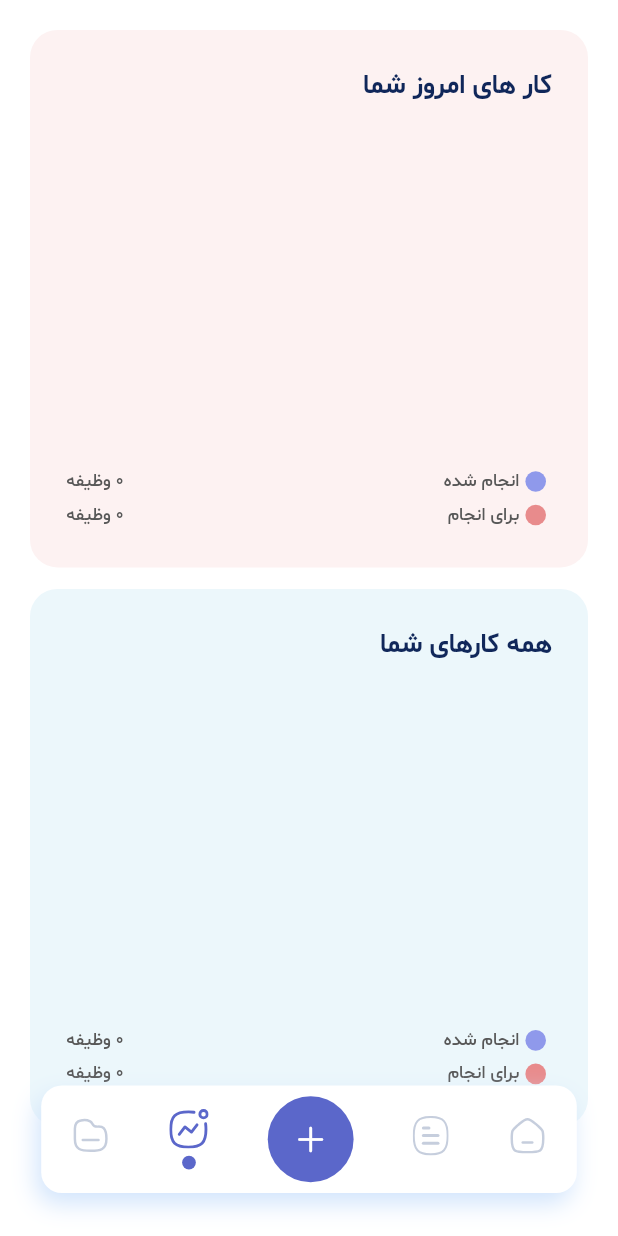
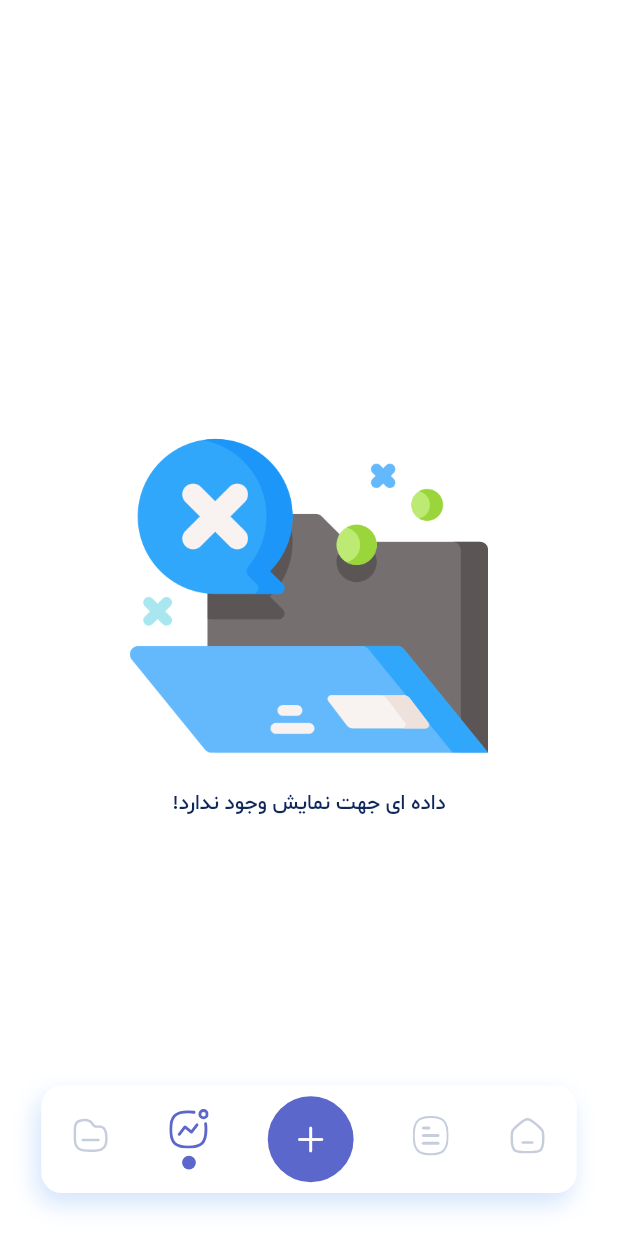
Before and after one commit to NovaTeamDevs/nova_task, a Flutter app: the screen it shows after launch, item 2 of the bottom bar chosen, on a phone screen of 412 x 824 dp. Run offline on Flutter 3.47's test engine with Material 3 defaults, Android fonts, the phone set to English and light mode, and no system bars; drawn by our look-alikes of fl_chart; our stand-ins replace dotted_border, flutter_colorpicker, flutter_screenutil, flutter_svg, get, hive and 3 more; missing offline and left inert: persian_datetime_picker; accounts and stored records are empty; statements that could not run were skipped.

Commit message:
impl EmptyCharts custom widget

```diff
--- a/lib/controllers/task_controller.dart
+++ b/lib/controllers/task_controller.dart
@@ -62,7 +62,7 @@ class TaskController extends GetxController {
           if(category == null) {
            showSnackBar(title: AppStrings.errorTitle,message: AppStrings.nullCategoryErrorMessage,status: SnackBarStatus.error);
           }else {
-            await _addNewTask();
+             _addNewTask();
             if(Get.isRegistered<MainController>()) {
               mainController.calculateAllTaskDone();
               mainController.calculateToDayTaskDone();
--- a/lib/core/resources/app_strings.dart
+++ b/lib/core/resources/app_strings.dart
@@ -8,6 +8,7 @@ class AppStrings {
   static const appVersion = "ورژن 1.0.0";
   static const emptyStateMessage = "هیچ وظیفه ای برای نمایش دادن وجود ندارد!";
   static const categoryNameLabel = "عنوان دسته بندی";
+  static const emptyChartsTask = "داده ای جهت نمایش وجود ندارد!";
   static const createNewCategory = "ایجاد دسته بندی جدید";
   static const welcomeGustUser = "سلام دوست من  خوش اومدی.";
   static const homeMessage = "امیدواریم امروز تمام اهدافت رو با موفقیت تیک بزنی!";
--- a/lib/core/widgets/charts_task_widget.dart
+++ b/lib/core/widgets/charts_task_widget.dart
@@ -14,7 +14,8 @@ class ChartsTaskWidget extends StatelessWidget {
 
   @override
   Widget build(BuildContext context) {
-    final MainController controller = Get.find<MainController>();
+    return GetBuilder<MainController>(
+      builder: (controller) {
         return Column(
           children: [
             // today task chart
@@ -58,4 +59,6 @@ class ChartsTaskWidget extends StatelessWidget {
           ],
         );
       }
+    );
   }
+}
--- /dev/null
+++ b/lib/core/widgets/empty_charts_widget.dart
@@ -0,0 +1,22 @@
+import 'package:flutter/material.dart';
+import 'package:flutter_screenutil/flutter_screenutil.dart';
+import 'package:nova_task/core/resources/app_strings.dart';
+import 'package:nova_task/core/resources/dimens.dart';
+import 'package:nova_task/gen/assets.gen.dart';
+
+class EmptyCharts extends StatelessWidget {
+  const EmptyCharts({super.key});
+
+  @override
+  Widget build(BuildContext context) {
+    return Column(
+      crossAxisAlignment: CrossAxisAlignment.center,
+      mainAxisAlignment: MainAxisAlignment.center,
+      children: [
+        Image.asset(Assets.png.emptytask.path,height: 200.h),
+        SizedBox(height: Dimens.small.h),
+        const Text(AppStrings.emptyChartsTask)
+      ],
+    );
+  }
+}
--- a/lib/gen/assets.gen.dart
+++ b/lib/gen/assets.gen.dart
@@ -16,8 +16,12 @@ class $AssetsPngGen {
   AssetGenImage get emptyState =>
       const AssetGenImage('assets/png/empty_state.png');
 
+  /// File path: assets/png/emptytask.png
+  AssetGenImage get emptytask =>
+      const AssetGenImage('assets/png/emptytask.png');
+
   /// List of all assets
-  List<AssetGenImage> get values => [emptyState];
+  List<AssetGenImage> get values => [emptyState, emptytask];
 }
 
 class $AssetsSvgsGen {
--- a/lib/views/todo_chart_screen.dart
+++ b/lib/views/todo_chart_screen.dart
@@ -3,6 +3,7 @@ import 'package:get/get.dart';
 import 'package:nova_task/controllers/main_controller.dart';
 import 'package:nova_task/core/resources/dimens.dart';
 import 'package:nova_task/core/widgets/charts_task_widget.dart';
+import 'package:nova_task/core/widgets/empty_charts_widget.dart';
 
 class TodoChartScreen extends StatelessWidget {
   const TodoChartScreen({super.key});
@@ -12,14 +13,17 @@ class TodoChartScreen extends StatelessWidget {
     return SafeArea(
         child: Padding(
       padding: const EdgeInsets.all(Dimens.pageMargin),
-      child: SingleChildScrollView(
-        physics: const BouncingScrollPhysics(),
-        child: GetBuilder<MainController>(
+      child:  GetBuilder<MainController>(
           builder: (controller) {
-            return ChartsTaskWidget();
-          }
+          return controller.allTaskNotDone?.toDouble() == 0
+              ? const Center(child: EmptyCharts())
+              : const SingleChildScrollView(
+              physics: BouncingScrollPhysics(),
+            child: ChartsTaskWidget(),
+          );
+        }
         ),
       ),
-    ));
+    );
   }
 }
```
Also changed, not shown: assets/png/emptytask.png (added). Lines whose indentation alone changed are shown as unchanged.
